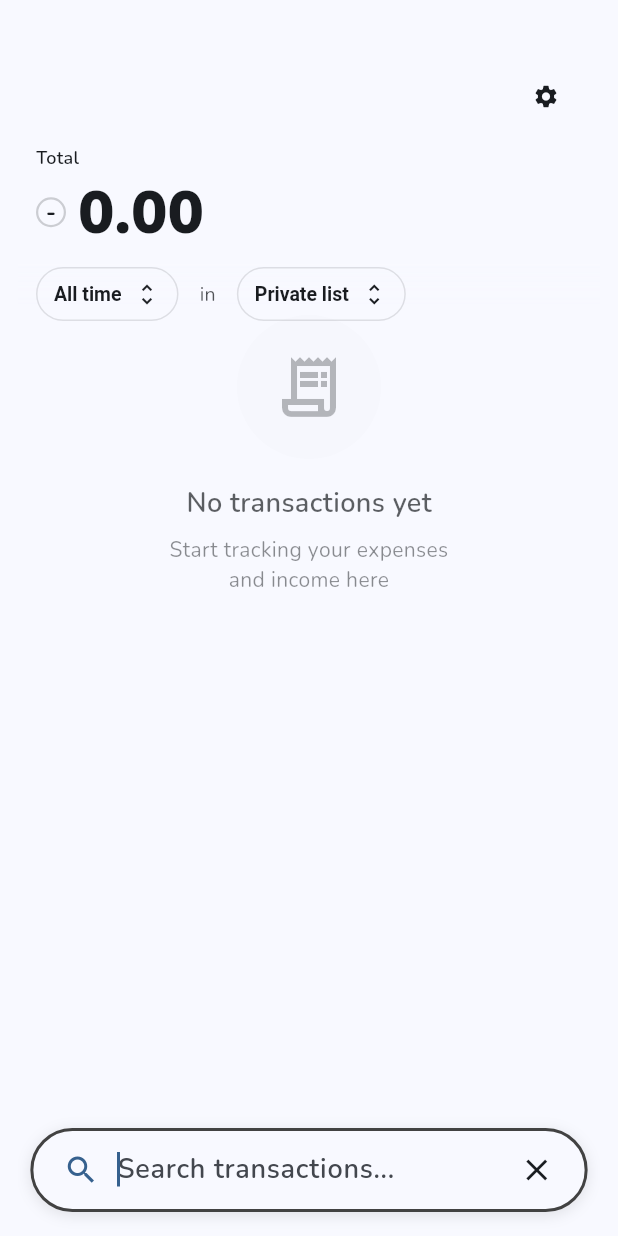
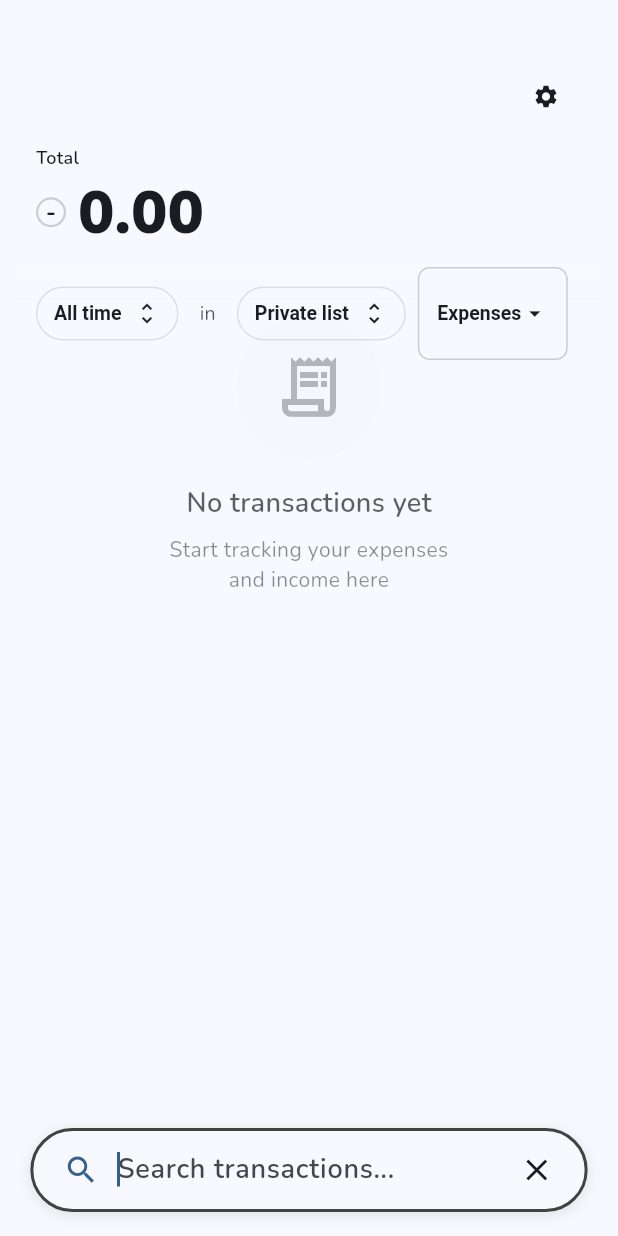
Before and after one commit to dayummson/nudge-beta-app, a Flutter app: the screen it shows after launch, after a tap on the "search" icon, on a phone screen of 412 x 824 dp. Run offline on Flutter 3.47's test engine with Material 3 defaults, Android fonts, the phone set to English and light mode, and no system bars; our stand-ins replace cloud_firestore, drift, firebase_auth, firebase_core, flutter_riverpod, flutter_slidable and 4 more; accounts and stored records are empty; generated files the repository leaves out were written again.

Commit message:
feat: update categories list key to include transaction type when search enabled
- Modified CategoriesList key in home_page.dart to differentiate between expense/income when search is active
- Ensures proper AnimatedSwitcher behavior when switching transaction types during search
- Maintains existing key structure for non-search mode

```diff
--- a/lib/features/home/presentation/pages/home_page.dart
+++ b/lib/features/home/presentation/pages/home_page.dart
@@ -11,6 +11,7 @@ import "../../widgets/transactions_list.dart";
 import '../providers/search_input_provider.dart';
 import '../providers/selected_category_provider.dart';
 import '../providers/search_enabled_provider.dart';
+import '../providers/transaction_type_provider.dart';
 
 class HomePage extends ConsumerStatefulWidget {
   const HomePage({super.key});
@@ -270,6 +271,13 @@ class _HomePageState extends ConsumerState<HomePage> {
                           final selectedCategory = ref.watch(
                             selectedCategoryProvider,
                           );
+                          final searchEnabled = ref.watch(
+                            searchEnabledProvider,
+                          );
+                          final transactionType = ref.watch(
+                            transactionTypeProvider,
+                          );
+
                           final filteredExpenses = _filterAndSortTransactions(
                             _expenses,
                             searchInput,
@@ -292,14 +300,23 @@ class _HomePageState extends ConsumerState<HomePage> {
                           );
 
                           // Use filtered and sorted data for display
-                          // When both are empty, use the same empty list to prevent flicker
-                          final List<dynamic> transactions =
+                          // When search is enabled, use transaction type filter
+                          final List<dynamic> transactions;
+                          if (searchEnabled) {
+                            transactions =
+                                transactionType == TransactionType.expense
+                                ? filteredExpenses.cast<dynamic>()
+                                : filteredIncomes.cast<dynamic>();
+                          } else {
+                            // Normal mode: use toggle state
+                            transactions =
                                 (filteredExpenses.isEmpty &&
                                     filteredIncomes.isEmpty)
                                 ? const <dynamic>[]
                                 : (isExpense
                                       ? filteredExpenses.cast<dynamic>()
                                       : filteredIncomes.cast<dynamic>());
+                          }
 
                           // Calculate month totals for the month sheet
                           Map<int, double> monthTotals = {};
@@ -392,7 +409,9 @@ class _HomePageState extends ConsumerState<HomePage> {
                                                       },
                                                   child: CategoriesList(
                                                     key: ValueKey(
-                                                      'categories_$isExpense',
+                                                      searchEnabled
+                                                          ? 'categories_search_${transactionType.name}'
+                                                          : 'categories_$isExpense',
                                                     ),
                                                     transactions: transactions,
                                                     scrollOffset: _scrollOffset,
--- /dev/null
+++ b/lib/features/home/presentation/providers/transaction_type_provider.dart
@@ -0,0 +1,28 @@
+import 'package:flutter_riverpod/flutter_riverpod.dart';
+
+enum TransactionType { expense, income }
+
+/// Notifier for managing transaction type filter state
+class TransactionTypeNotifier extends Notifier<TransactionType> {
+  @override
+  TransactionType build() => TransactionType.expense;
+
+  /// Set transaction type
+  void setTransactionType(TransactionType type) => state = type;
+
+  /// Toggle between expense and income
+  void toggle() {
+    state = state == TransactionType.expense
+        ? TransactionType.income
+        : TransactionType.expense;
+  }
+}
+
+/// Provider for managing transaction type filter state
+///
+/// Controls whether to show expense or income transactions when search is active.
+/// Defaults to expense.
+final transactionTypeProvider =
+    NotifierProvider<TransactionTypeNotifier, TransactionType>(
+      TransactionTypeNotifier.new,
+    );
--- a/lib/features/home/widgets/header.dart
+++ b/lib/features/home/widgets/header.dart
@@ -9,6 +9,7 @@ import 'month_sheet.dart';
 import '../../categories/widgets/categories_sheet.dart';
 import 'package:flutter_riverpod/flutter_riverpod.dart';
 import '../presentation/providers/selected_category_provider.dart';
+import '../presentation/providers/transaction_type_provider.dart';
 
 class Header extends ConsumerStatefulWidget {
   final double blurSigma;
@@ -420,6 +421,73 @@ class _HeaderState extends ConsumerState<Header> {
                             ],
                           ),
                         ),
+                        if (widget.isSearchActive) ...[
+                          const SizedBox(width: 8),
+                          Container(
+                            padding: const EdgeInsets.symmetric(
+                              horizontal: 12,
+                              vertical: 6,
+                            ),
+                            decoration: BoxDecoration(
+                              color: colorScheme.surface.withOpacity(0.9),
+                              border: Border.all(
+                                color: colorScheme.onSurface.withOpacity(0.2),
+                                width: 1,
+                              ),
+                              borderRadius: BorderRadius.circular(8),
+                            ),
+                            child: Consumer(
+                              builder: (context, ref, child) {
+                                final transactionType = ref.watch(
+                                  transactionTypeProvider,
+                                );
+                                return DropdownButtonHideUnderline(
+                                  child: DropdownButton<TransactionType>(
+                                    value: transactionType,
+                                    onChanged: (TransactionType? newValue) {
+                                      if (newValue != null) {
+                                        ref
+                                            .read(
+                                              transactionTypeProvider.notifier,
+                                            )
+                                            .setTransactionType(newValue);
+                                      }
+                                    },
+                                    items: TransactionType.values.map((
+                                      TransactionType type,
+                                    ) {
+                                      return DropdownMenuItem<TransactionType>(
+                                        value: type,
+                                        child: Text(
+                                          type == TransactionType.expense
+                                              ? 'Expenses'
+                                              : 'Income',
+                                          style: TextStyle(
+                                            color: colorScheme.onSurface,
+                                            fontSize: 13,
+                                            fontWeight: FontWeight.w600,
+                                          ),
+                                        ),
+                                      );
+                                    }).toList(),
+                                    icon: Icon(
+                                      Icons.arrow_drop_down,
+                                      color: colorScheme.onSurface,
+                                      size: 18,
+                                    ),
+                                    style: TextStyle(
+                                      color: colorScheme.onSurface,
+                                      fontSize: 13,
+                                      fontWeight: FontWeight.w600,
+                                    ),
+                                    dropdownColor: colorScheme.surface,
+                                    borderRadius: BorderRadius.circular(8),
+                                  ),
+                                );
+                              },
+                            ),
+                          ),
+                        ],
                       ],
                     ),
                   ),
```
Lines whose indentation alone changed are shown as unchanged.
